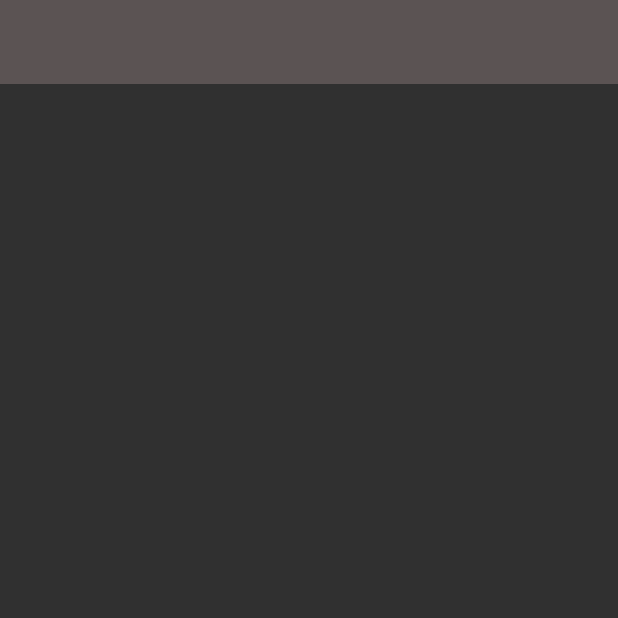
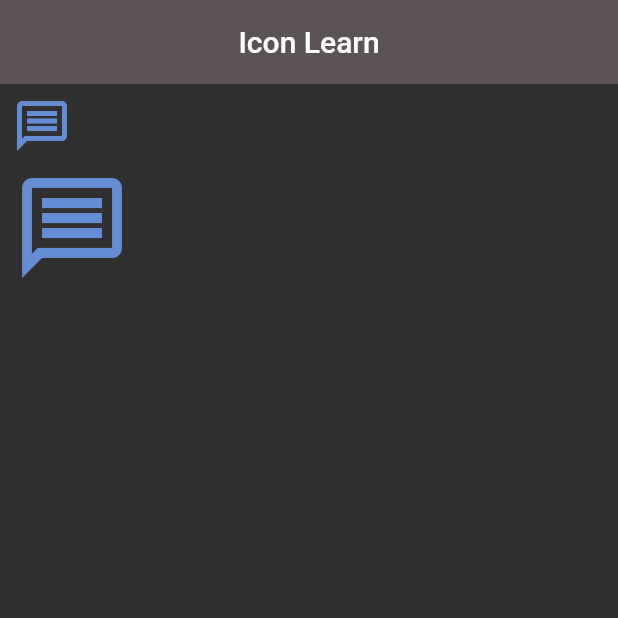
Before and after one commit to FrknTnc/Flutter_Works, a Flutter app: the screen it shows after launch, on a phone screen of 412 x 824 dp, the top half of it. Run offline on Flutter 3.47's test engine with Material 2 defaults, Android fonts, the phone set to English and light mode, and no system bars.

Commit message:
flutter_works

```diff
--- a/lib/101/altı_icon_learn.dart
+++ b/lib/101/altı_icon_learn.dart
@@ -1,12 +1,40 @@
 import 'package:flutter/material.dart';
 
 class IconLearnView extends StatelessWidget {
-  const IconLearnView({super.key});
+  IconLearnView({super.key});
+
+  final IconSizes iconSize = IconSizes();
+  final IconColors iconColors = IconColors();
 
   @override
   Widget build(BuildContext context) {
     return Scaffold(
-      appBar: AppBar(),
+      appBar: AppBar(
+        title: const Text("Icon Learn"),
+      ),
+      body: Column(
+        children: [
+          IconButton(
+            onPressed: () {},
+            icon: Icon(Icons.message_outlined,
+                color: iconColors.Danube, size: iconSize.iconSmall),
+          ),
+          IconButton(
+            onPressed: () {},
+            icon: Icon(Icons.message_outlined,
+                color: IconColors().Danube, size: iconSize.iconSmall2x),
+          ),
+        ],
+      ),
     );
   }
 }
+
+class IconSizes {
+  final double iconSmall = 40;
+  final double iconSmall2x = 80;
+}
+
+class IconColors {
+  final Color Danube = Color(0xff648DD3);
+}
--- a/lib/main.dart
+++ b/lib/main.dart
@@ -24,7 +24,7 @@ class MyApp extends StatelessWidget {
         backgroundColor: Color.fromARGB(255, 91, 83, 83),
         elevation: 0,
       )),
-      home: const IconLearnView(),
+      home: IconLearnView(),
     );
   }
 }
```
